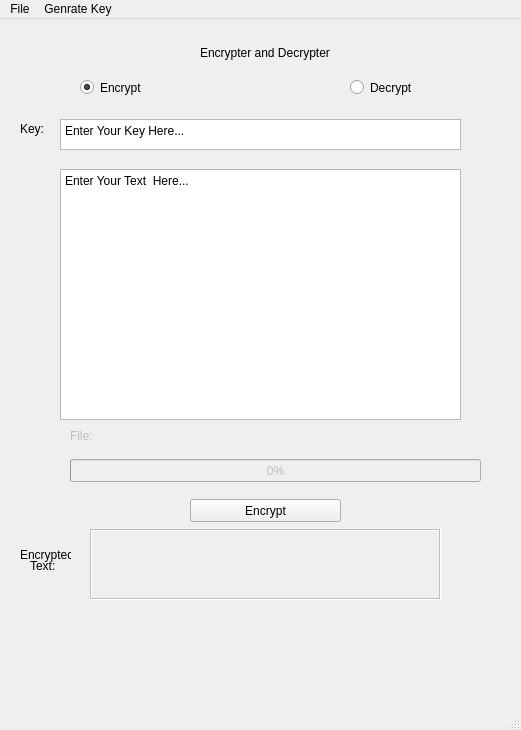
The window that Encrypter and Decrypter/design.ui (roshanleharwani/Encryptions-file) describes before a commit, drawn with Qt 5.
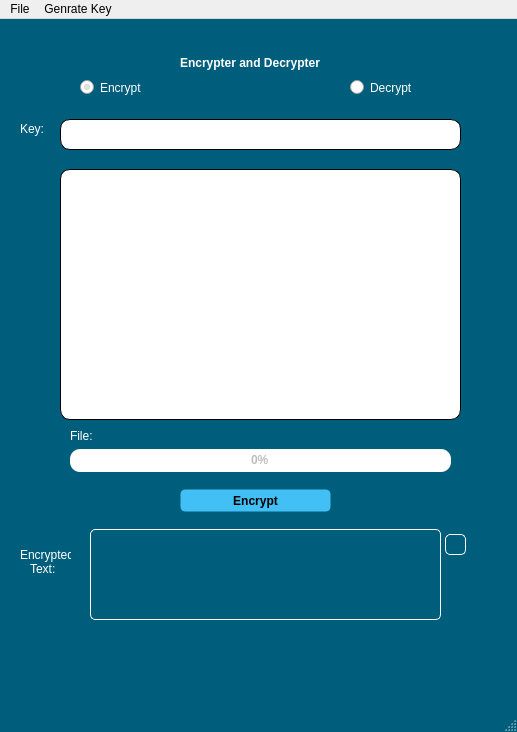
The same window after the commit. Icons and pictures are not drawn.

```diff
--- a/Encrypter and Decrypter/design.ui
+++ b/Encrypter and Decrypter/design.ui
@@ -12,23 +12,41 @@
    <rect>
     <x>0</x>
     <y>0</y>
-    <width>521</width>
-    <height>730</height>
+    <width>517</width>
+    <height>732</height>
    </rect>
   </property>
   <property name="windowTitle">
    <string>MainWindow</string>
   </property>
+  <property name="windowOpacity">
+   <double>1.000000000000000</double>
+  </property>
+  <property name="styleSheet">
+   <string notr="true">QMainWindow{
+        background :#005e7d;
+
+}
+</string>
+  </property>
   <widget class="QWidget" name="centralwidget">
    <widget class="QLabel" name="label">
     <property name="geometry">
      <rect>
-      <x>200</x>
-      <y>10</y>
-      <width>131</width>
+      <x>180</x>
+      <y>20</y>
+      <width>151</width>
       <height>31</height>
      </rect>
     </property>
+    <property name="styleSheet">
+     <string notr="true">QLabel{
+        color:#fff;
+		font-weight: Bold
+}
+
+</string>
+    </property>
     <property name="text">
      <string>Encrypter and Decrypter</string>
     </property>
@@ -48,6 +66,11 @@
       <height>17</height>
      </rect>
     </property>
+    <property name="styleSheet">
+     <string notr="true">QRadioButton{
+        color:#fff;
+}</string>
+    </property>
     <property name="text">
      <string>Encrypt</string>
     </property>
@@ -67,6 +90,11 @@
       <height>17</height>
      </rect>
     </property>
+    <property name="styleSheet">
+     <string notr="true">QRadioButton{
+        color:#fff;
+}</string>
+    </property>
     <property name="text">
      <string>Decrypt</string>
     </property>
@@ -83,7 +111,18 @@
     <property name="focusPolicy">
      <enum>Qt::ClickFocus</enum>
     </property>
+    <property name="styleSheet">
+     <string notr="true">QPlainTextEdit{
+        border: 1px solid; 
+        border-radius:10px; 
+        background-color: palette(base);
+        padding:2px
+}</string>
+    </property>
     <property name="plainText">
+     <string/>
+    </property>
+    <property name="placeholderText">
      <string>Enter Your Key Here...</string>
     </property>
    </widget>
@@ -96,6 +135,11 @@
       <height>20</height>
      </rect>
     </property>
+    <property name="styleSheet">
+     <string notr="true">QLabel{
+        color:#fff;
+}</string>
+    </property>
     <property name="text">
      <string>Key:</string>
     </property>
@@ -112,14 +156,22 @@
     <property name="focusPolicy">
      <enum>Qt::ClickFocus</enum>
     </property>
+    <property name="styleSheet">
+     <string notr="true">QPlainTextEdit{
+        border: 1px solid; 
+        border-radius:10px; 
+        background-color: palette(base);
+        padding:2px
+}</string>
+    </property>
     <property name="plainText">
-     <string>Enter Your Text  Here...</string>
+     <string/>
     </property>
     <property name="overwriteMode">
      <bool>true</bool>
     </property>
     <property name="placeholderText">
-     <string/>
+     <string>Enter Your Text Here...</string>
     </property>
    </widget>
    <widget class="QProgressBar" name="progressBar">
@@ -129,24 +181,53 @@
     <property name="geometry">
      <rect>
       <x>70</x>
-      <y>440</y>
-      <width>411</width>
+      <y>430</y>
+      <width>381</width>
       <height>23</height>
      </rect>
     </property>
+    <property name="styleSheet">
+     <string notr="true">QProgressBar{
+        border-radius:10px;
+        text-align:center;
+        font-weight:bold;
+        border-style:none;
+        color:0000;
+
+    }    
+    QProgressBar::chunk{
+        border-radius:10px;
+        background:#00e1ff
+    }</string>
+    </property>
     <property name="value">
      <number>0</number>
     </property>
    </widget>
    <widget class="QPushButton" name="pushButton">
+    <property name="enabled">
+     <bool>true</bool>
+    </property>
     <property name="geometry">
      <rect>
-      <x>190</x>
-      <y>480</y>
+      <x>180</x>
+      <y>470</y>
       <width>151</width>
       <height>23</height>
      </rect>
     </property>
+    <property name="styleSheet">
+     <string notr="true">QPushButton#pushButton{
+        border-radius:5px;
+        border :1px solid 0000;
+        color:0000;
+        background:#42bff5;
+        font-weight:bold;
+}
+QPushButton#pushButton:hover{
+        background :#f24b6d;
+}</string>
+    </property>
     <property name="text">
      <string>Encrypt</string>
     </property>
@@ -159,16 +240,23 @@
    </widget>
    <widget class="QLabel" name="label_5">
     <property name="enabled">
-     <bool>false</bool>
+     <bool>true</bool>
     </property>
     <property name="geometry">
      <rect>
       <x>90</x>
       <y>510</y>
       <width>351</width>
-      <height>71</height>
+      <height>91</height>
      </rect>
     </property>
+    <property name="styleSheet">
+     <string notr="true">QLabel#label_5{
+        border-radius:5px;
+        border:1px solid #fff;
+		color:#fff
+}</string>
+    </property>
     <property name="frameShape">
      <enum>QFrame::Box</enum>
     </property>
@@ -200,6 +288,12 @@
       <height>31</height>
      </rect>
     </property>
+    <property name="styleSheet">
+     <string notr="true">QLabel{
+        color:#fff;
+}
+</string>
+    </property>
     <property name="text">
      <string>Encrypted</string>
     </property>
@@ -210,9 +304,14 @@
       <x>30</x>
       <y>540</y>
       <width>47</width>
-      <height>13</height>
+      <height>20</height>
      </rect>
     </property>
+    <property name="styleSheet">
+     <string notr="true">QLabel{
+        color:#fff;
+}</string>
+    </property>
     <property name="text">
      <string>Text:</string>
     </property>
@@ -229,6 +328,12 @@
       <height>13</height>
      </rect>
     </property>
+    <property name="styleSheet">
+     <string notr="true">QLabel{
+        color:#fff;
+}
+</string>
+    </property>
     <property name="text">
      <string>File: </string>
     </property>
@@ -249,13 +354,58 @@
      <number>7</number>
     </property>
    </widget>
+   <widget class="QPushButton" name="pushButton_2">
+    <property name="enabled">
+     <bool>true</bool>
+    </property>
+    <property name="geometry">
+     <rect>
+      <x>440</x>
+      <y>510</y>
+      <width>31</width>
+      <height>31</height>
+     </rect>
+    </property>
+    <property name="styleSheet">
+     <string notr="true">QPushButton#pushButton_2:hover{
+         background: #383;
+}
+QPushButton#pushButton_2{
+        background: transparent;
+        margin:5px;
+        border-radius:5px;
+        border:1px solid #fff;
+    }</string>
+    </property>
+    <property name="text">
+     <string/>
+    </property>
+    <property name="icon">
+     <iconset>
+      <normaloff>clip.png</normaloff>clip.png</iconset>
+    </property>
+   </widget>
+   <zorder>progressBar</zorder>
+   <zorder>label</zorder>
+   <zorder>radioButton</zorder>
+   <zorder>radioButton_2</zorder>
+   <zorder>plainTextEdit_3</zorder>
+   <zorder>label_2</zorder>
+   <zorder>plainTextEdit</zorder>
+   <zorder>pushButton</zorder>
+   <zorder>label_5</zorder>
+   <zorder>label_3</zorder>
+   <zorder>label_4</zorder>
+   <zorder>label_6</zorder>
+   <zorder>label_7</zorder>
+   <zorder>pushButton_2</zorder>
   </widget>
   <widget class="QMenuBar" name="menubar">
    <property name="geometry">
     <rect>
      <x>0</x>
      <y>0</y>
-     <width>521</width>
+     <width>517</width>
      <height>21</height>
     </rect>
    </property>
```
Left out of the diff: 9 changed lines with no effect on the pictures.
